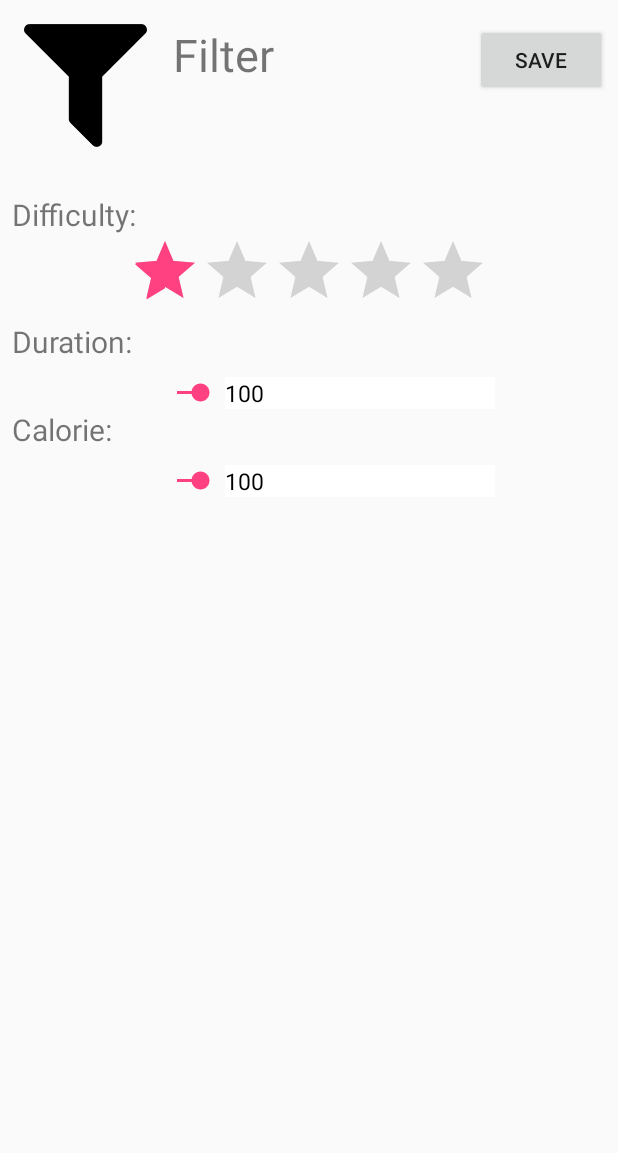
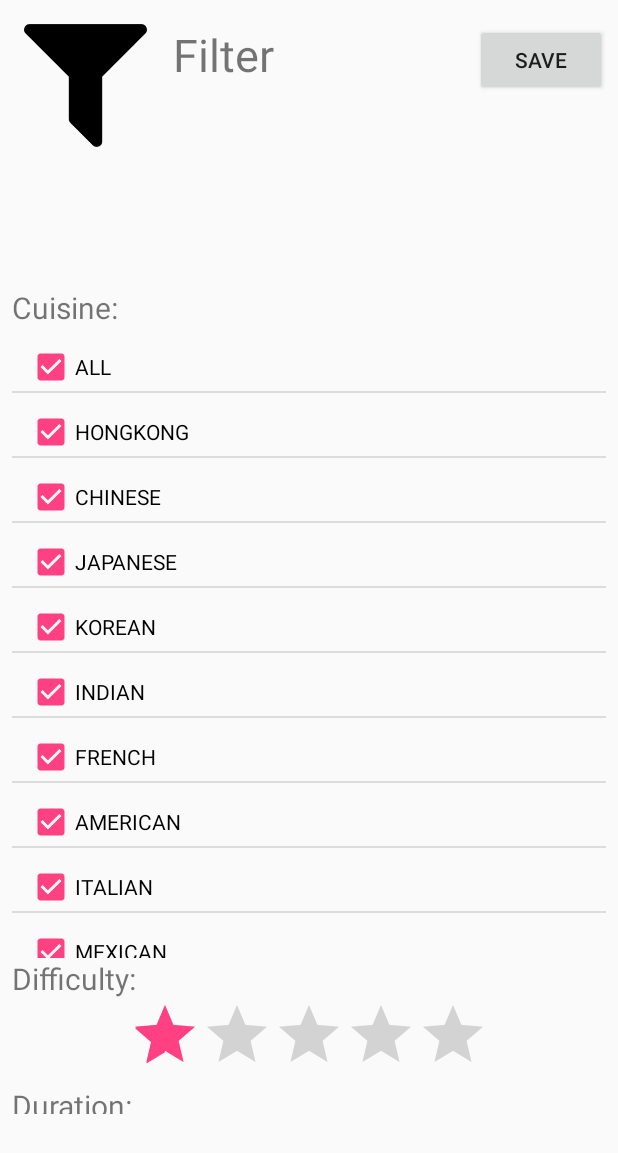
Before and after one commit to Walter0697/Dinder, an Android app: the FilterScreen screen opened directly, with no data from a screen before it, on a phone screen of 412 x 824 dp. Shown: the top 1153 px of the screen. Run offline under Robolectric (Android 15) with nearby library versions, the phone set to English and light mode, and no system bars.

Commit message:
finish the check box things

```diff
--- a/app/src/main/java/com/team206255/dineder/CustomeAdapter.java
+++ b/app/src/main/java/com/team206255/dineder/CustomeAdapter.java
@@ -99,7 +99,7 @@ public class CustomeAdapter extends BaseAdapter {
                 break;
             case SAVED_LIST:
                 ImageView recipeImageView = (ImageView) v.findViewById(R.id.savedRecipeImage);
-                items.getRecipe(i).setBigImage(context, recipeImageView);
+                items.getRecipe(i).setImage(context, recipeImageView, 0.23f);
                 //Bitmap unsized = items.getRecipe(i).getImage(context, recipeImageView);
                 //Bitmap recipeImage = ImageProcessor.scaleImage(metrics, context.getResources(), unsized, 0.23f);
                 //recipeImageView.setImageBitmap(recipeImage);
--- a/app/src/main/java/com/team206255/dineder/FilterDrawerHandler.java
+++ b/app/src/main/java/com/team206255/dineder/FilterDrawerHandler.java
@@ -63,7 +63,7 @@ public class FilterDrawerHandler {
         cuisineSelect.setOnItemSelectedListener(new AdapterView.OnItemSelectedListener() {
             @Override
             public void onItemSelected(AdapterView<?> adapterView, View view, int i, long l) {
-                recipeFilter.cuisine_selected_by_spinner(i);
+                recipeFilter.cuisine_selected_by_position(i);
             }
 
             @Override
@@ -78,7 +78,7 @@ public class FilterDrawerHandler {
         durationSeekBar = (SeekBar) headerView.findViewById(R.id.durationSeekBar);
         durationNum = (EditText) headerView.findViewById(R.id.durationNum);
         //setting up min and max range for the seekbar
-        durationSeekBar.setMin(InfoDefine.minDuration);
+        //durationSeekBar.setMin(InfoDefine.minDuration);
         durationSeekBar.setMax(InfoDefine.maxDuration);
         //setting up the on seekbar listener
         durationSeekBar.setOnSeekBarChangeListener(new SeekBar.OnSeekBarChangeListener() {
@@ -123,7 +123,7 @@ public class FilterDrawerHandler {
         calorieSeekBar = (SeekBar) headerView.findViewById(R.id.calorieSeekBar);
         calorieNum = (EditText) headerView.findViewById(R.id.calorieNum);
         //setting up min and max range for the seekbar
-        calorieSeekBar.setMin(InfoDefine.minCalorie);
+        //calorieSeekBar.setMin(InfoDefine.minCalorie);
         calorieSeekBar.setMax(InfoDefine.maxCalorie);
         //setting up the on seekbar listener
         calorieSeekBar.setOnSeekBarChangeListener(new SeekBar.OnSeekBarChangeListener() {
--- a/app/src/main/java/com/team206255/dineder/FilterScreen.java
+++ b/app/src/main/java/com/team206255/dineder/FilterScreen.java
@@ -1,10 +1,6 @@
 package com.team206255.dineder;
 
-import android.app.Activity;
-import android.content.Intent;
 import android.graphics.Bitmap;
-import android.icu.text.IDNA;
-import android.media.Rating;
 import android.support.v7.app.AppCompatActivity;
 import android.os.Bundle;
 import android.text.Editable;
@@ -14,6 +10,7 @@ import android.view.View;
 import android.widget.Button;
 import android.widget.EditText;
 import android.widget.ImageView;
+import android.widget.ListView;
 import android.widget.RatingBar;
 import android.widget.SeekBar;
 
@@ -25,6 +22,11 @@ public class FilterScreen extends AppCompatActivity {
     private SeekBar calorieSeekBar;
     private EditText calorieNum;
 
+    private StringAdapter cuisineCheck;
+    private ListView cuisineList;
+
+    private StringAdapter ingredientCheck;
+    private ListView ingredientList;
 
     @Override
     protected void onCreate(Bundle savedInstanceState) {
@@ -54,7 +56,7 @@ public class FilterScreen extends AppCompatActivity {
         durationSeekBar = (SeekBar) findViewById(R.id.advancedDurationSeekBar);
         durationNum = (EditText) findViewById(R.id.advancedDurationNum);
         //setting up range
-        durationSeekBar.setMin(InfoDefine.minDuration);
+        //durationSeekBar.setMin(InfoDefine.minDuration);
         durationSeekBar.setMax(InfoDefine.maxDuration);
         //setting up listener
         durationSeekBar.setOnSeekBarChangeListener(new SeekBar.OnSeekBarChangeListener() {
@@ -96,7 +98,7 @@ public class FilterScreen extends AppCompatActivity {
         calorieSeekBar = (SeekBar) findViewById(R.id.advancedCalorieSeekBar);
         calorieNum = (EditText) findViewById(R.id.advancedCalorieNum);
         //setting up range
-        calorieSeekBar.setMin(InfoDefine.minCalorie);
+        //calorieSeekBar.setMin(InfoDefine.minCalorie);
         calorieSeekBar.setMax(InfoDefine.maxCalorie);
         //setting up listener
         calorieSeekBar.setOnSeekBarChangeListener(new SeekBar.OnSeekBarChangeListener() {
@@ -134,6 +136,16 @@ public class FilterScreen extends AppCompatActivity {
             }
         });
 
+        //set up the cuisine checkbox
+        cuisineCheck = new StringAdapter(this, R.layout.check_box_detail, getResources().getStringArray(R.array.cuisine), InfoDefine.ListType.CUISINE_BOX);
+        cuisineList = (ListView) findViewById(R.id.cuisineCheck);
+        cuisineList.setAdapter(cuisineCheck);
+
+        //set up the ingredients checkbox
+        ingredientCheck = new StringAdapter(this, R.layout.check_box_detail, getResources().getStringArray(R.array.ingredient), InfoDefine.ListType.INGREDIENT_BOX);
+        ingredientList = (ListView) findViewById(R.id.ingredientCheck);
+        ingredientList.setAdapter(ingredientCheck);
+
         //set up the widgets by value in filter
         setupByFilter(MainActivity.recipeFilter);
 
--- a/app/src/main/java/com/team206255/dineder/InfoDefine.java
+++ b/app/src/main/java/com/team206255/dineder/InfoDefine.java
@@ -16,12 +16,12 @@ public class InfoDefine {
     }
 
     public enum Ingredient {
-        SUGAR, SALT, OIL
+        SUGAR, SALT, OIL, CHICKEN, BEEF, PEPPER, EGG
     }
 
     static final int REQUEST_FOR_FILTER = 0;
 
     public enum ListType {
-        LIKED_LIST, SAVED_LIST, SEARCH_LIST, INGREDIENT_BOX, CUISINE_BOX
+        LIKED_LIST, SAVED_LIST, SEARCH_LIST, INGREDIENT_BOX, CUISINE_BOX, INGREDIENT_LIST, STEPS
     }
 }
--- a/app/src/main/java/com/team206255/dineder/StringAdapter.java
+++ b/app/src/main/java/com/team206255/dineder/StringAdapter.java
@@ -6,6 +6,8 @@ import android.view.View;
 import android.view.ViewGroup;
 import android.widget.BaseAdapter;
 import android.widget.CheckBox;
+import android.widget.CompoundButton;
+import android.widget.TextView;
 
 import com.team206255.dineder.InfoDefine.*;
 /**
@@ -47,10 +49,42 @@ public class StringAdapter extends BaseAdapter {
     }
 
     @Override
-    public View getView(int i, View view, ViewGroup viewGroup) {
+    public View getView(final int i, View view, ViewGroup viewGroup) {
         View v = inflater.inflate(layout, null);
-        CheckBox checkBox = (CheckBox) v.findViewById(R.id.checkBox);
-        checkBox.setText(items[i]);
+        if (type == ListType.INGREDIENT_BOX) {
+            CheckBox checkBox = (CheckBox) v.findViewById(R.id.checkBox);
+            checkBox.setText(items[i]);
+            checkBox.setChecked(MainActivity.recipeFilter.ingredients[i]);
+            checkBox.setOnCheckedChangeListener(new CompoundButton.OnCheckedChangeListener() {
+                @Override
+                public void onCheckedChanged(CompoundButton compoundButton, boolean b) {
+                    MainActivity.recipeFilter.ingredients[i] = b;
+                }
+            });
+        }
+        else if (type == ListType.INGREDIENT_LIST) {
+            TextView textView = (TextView) v.findViewById(R.id.textDetail);
+            textView.setText(items[i]);
+        }
+        else if (type == ListType.STEPS){
+            TextView textView = (TextView) v.findViewById(R.id.textDetail);
+            textView.setText(i+1 + ". " + items[i]);
+        }
+        else if (type == ListType.CUISINE_BOX){
+            CheckBox checkBox = (CheckBox) v.findViewById(R.id.checkBox);
+            checkBox.setText(items[i]);
+            checkBox.setChecked(MainActivity.recipeFilter.cuisine[i]);
+            checkBox.setOnCheckedChangeListener(new CompoundButton.OnCheckedChangeListener() {
+                @Override
+                public void onCheckedChanged(CompoundButton compoundButton, boolean b) {
+                    if (i == 0 && b)
+                        MainActivity.recipeFilter.cuisine_selected_by_position(0);
+                    else
+                        MainActivity.recipeFilter.cuisine[i] = b;
+                }
+            });
+
+        }
         return v;
     }
 }
--- a/app/src/main/res/layout/activity_filter_screen.xml
+++ b/app/src/main/res/layout/activity_filter_screen.xml
@@ -49,12 +49,28 @@
         app:layout_constraintTop_toBottomOf="@+id/filterScreenIcon"
         android:layout_marginRight="8dp"
         app:layout_constraintRight_toRightOf="parent"
-        android:layout_marginLeft="8dp">
+        android:layout_marginLeft="8dp"
+        app:layout_constraintBottom_toBottomOf="parent"
+        android:layout_marginBottom="20dp">
 
         <LinearLayout
             android:layout_width="match_parent"
             android:layout_height="wrap_content"
             android:orientation="vertical">
+
+            <!--CUISINE-->
+            <TextView
+                android:layout_width="wrap_content"
+                android:layout_height="wrap_content"
+                android:layout_weight="0.35"
+                android:text="Cuisine:  "
+                android:textSize="20dp"
+                android:layout_gravity="left" />
+
+            <com.team206255.dineder.ExpandedListView
+                android:id="@+id/cuisineCheck"
+                android:layout_width="wrap_content"
+                android:layout_height="wrap_content"/>
 
             <!--DIFFICULTY-->
             <TextView
@@ -152,6 +168,20 @@
 
             </LinearLayout>
 
+            <!--INGREDIENTS-->
+            <TextView
+                android:layout_width="wrap_content"
+                android:layout_height="wrap_content"
+                android:layout_weight="0.35"
+                android:text="Ingredients:  "
+                android:textSize="20dp"
+                android:layout_gravity="left" />
+
+            <com.team206255.dineder.ExpandedListView
+                android:id="@+id/ingredientCheck"
+                android:layout_width="wrap_content"
+                android:layout_height="wrap_content"/>
+
         </LinearLayout>
     </ScrollView>
 </android.support.constraint.ConstraintLayout>
--- a/app/src/main/res/values/strings.xml
+++ b/app/src/main/res/values/strings.xml
@@ -25,5 +25,8 @@
         <item>Salt</item>
         <item>Oil</item>
         <item>Chicken</item>
+        <item>Beef</item>
+        <item>Pepper</item>
+        <item>Egg</item>
     </string-array>
 </resources>
```
Also changed, not shown: app/src/main/java/com/team206255/dineder/MainScreen.java (+4 -4 lines), app/src/main/java/com/team206255/dineder/Recipe.java (+19 -13 lines), app/src/main/java/com/team206255/dineder/RecipeFilter.java (+10 -5 lines), app/src/main/java/com/team206255/dineder/RecipeInformation.java (+10 -1 lines), app/src/main/res/layout/activity_recipe_information.xml (+10 -0 lines), app/src/main/res/layout/string_detail.xml (added, +15 -0 lines), 1 other file.
